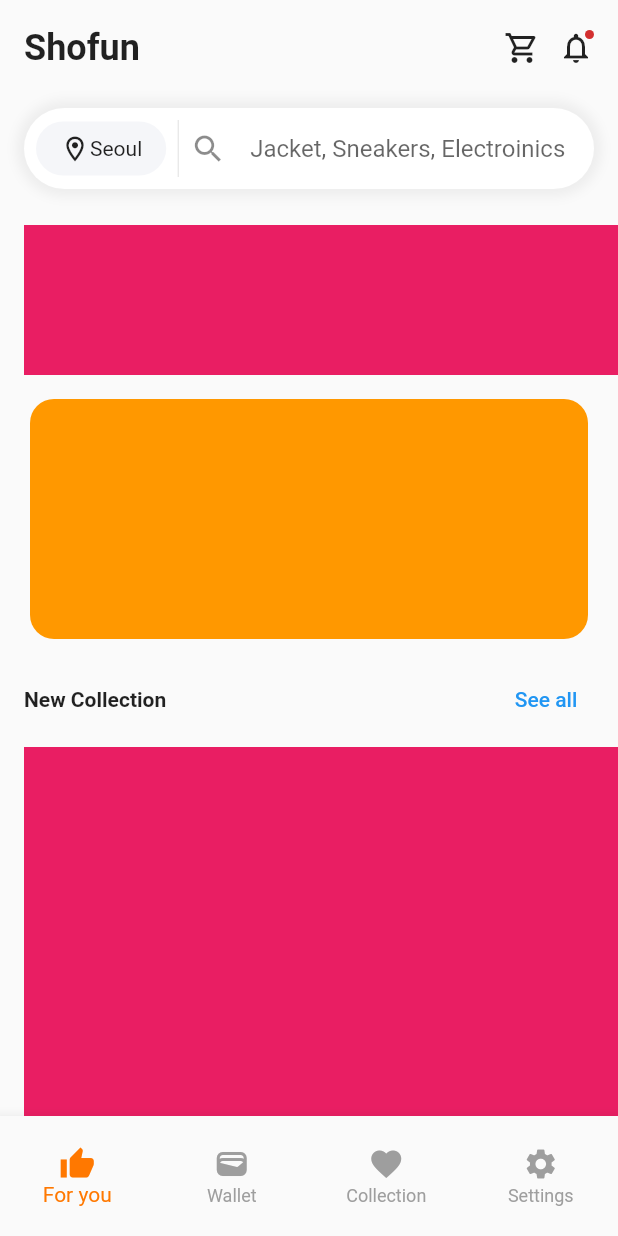
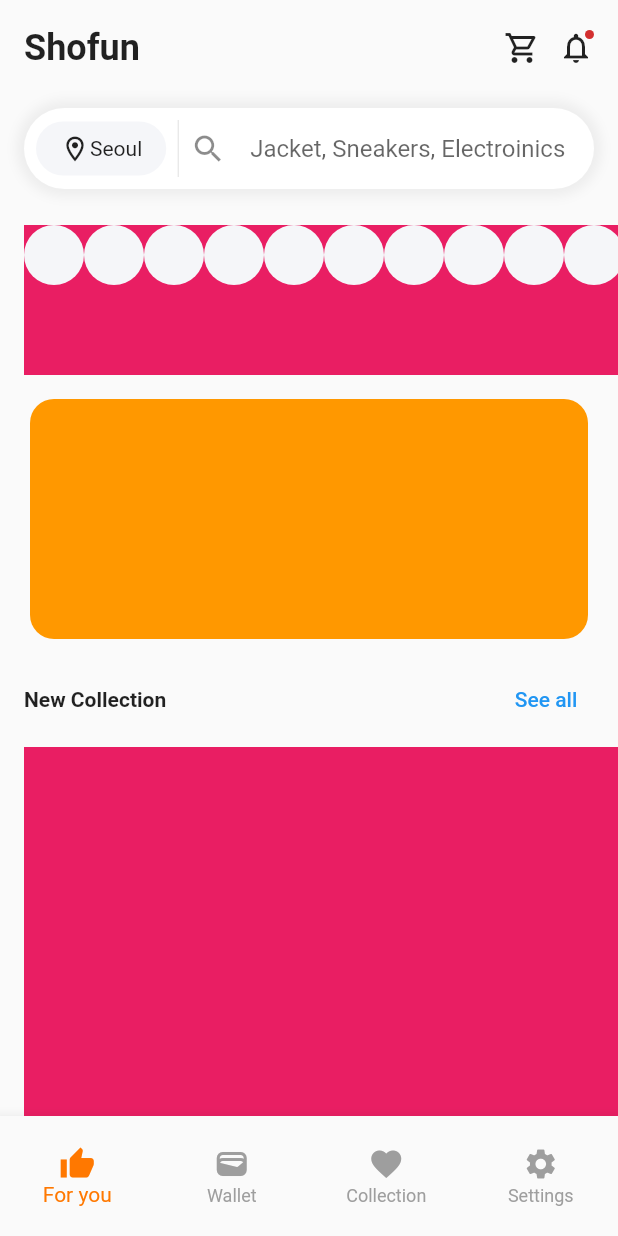
Before and after one commit to JAICHANGPARK/flutter_notebook_chapter_24, a Flutter app: the EcommerceMainPage screen opened directly, on a phone screen of 412 x 824 dp. Run offline on Flutter 3.47's test engine with Material 2 defaults, Android fonts, the phone set to English and light mode, and no system bars; our stand-ins replace flutter_riverpod, freezed_annotation, ionicons, percent_indicator; missing offline and left inert: crypto_font_icons; network calls fail.

Commit message:
Update ecommerce_home_widget.dart

```diff
--- a/lib/ep1383_ecommerce_app/view/ecommerce_home_widget.dart
+++ b/lib/ep1383_ecommerce_app/view/ecommerce_home_widget.dart
@@ -88,7 +88,19 @@ class _EcommerceHomeWidgetState extends State<EcommerceHomeWidget> {
           margin: const EdgeInsets.only(left: 16, bottom: 16, top: 16),
           height: 100,
           color: Colors.pink,
-          child: ListView(),
+          child: ListView.builder(
+            scrollDirection: Axis.horizontal,
+            itemCount: 10,
+            itemBuilder: (context, _) {
+              return Column(
+                children: [
+                  CircleAvatar(
+                    backgroundColor:  Color(0xfff5f6f9),
+                  )
+                ],
+              );
+            },
+          ),
         ),
         Expanded(
           child: SingleChildScrollView(
```
